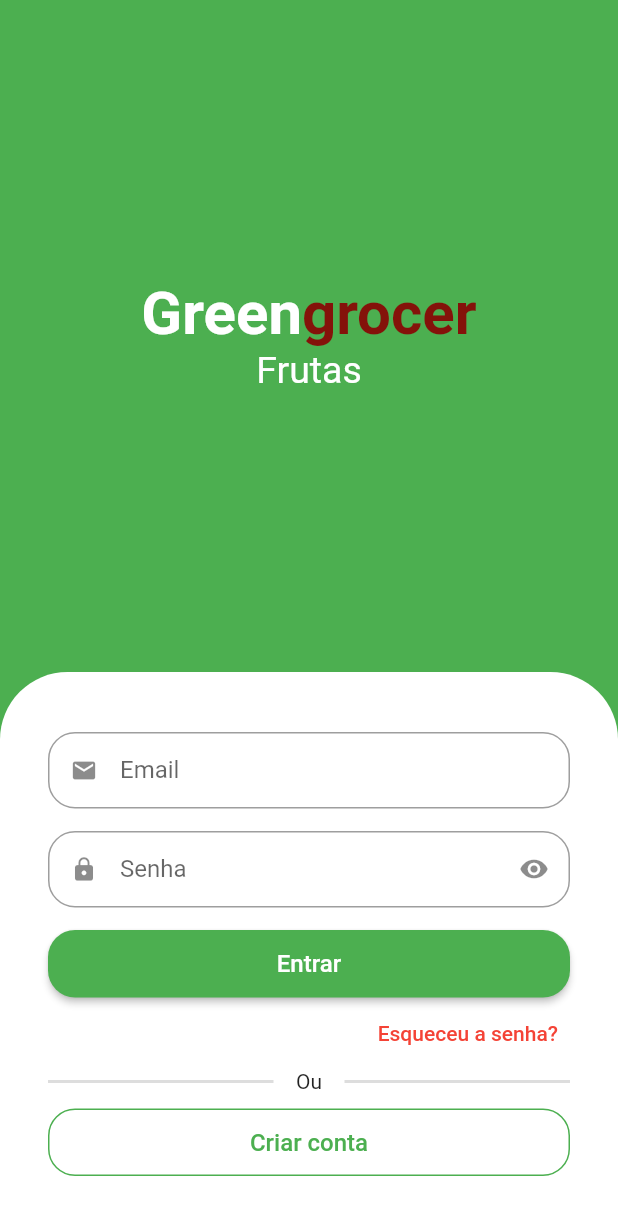
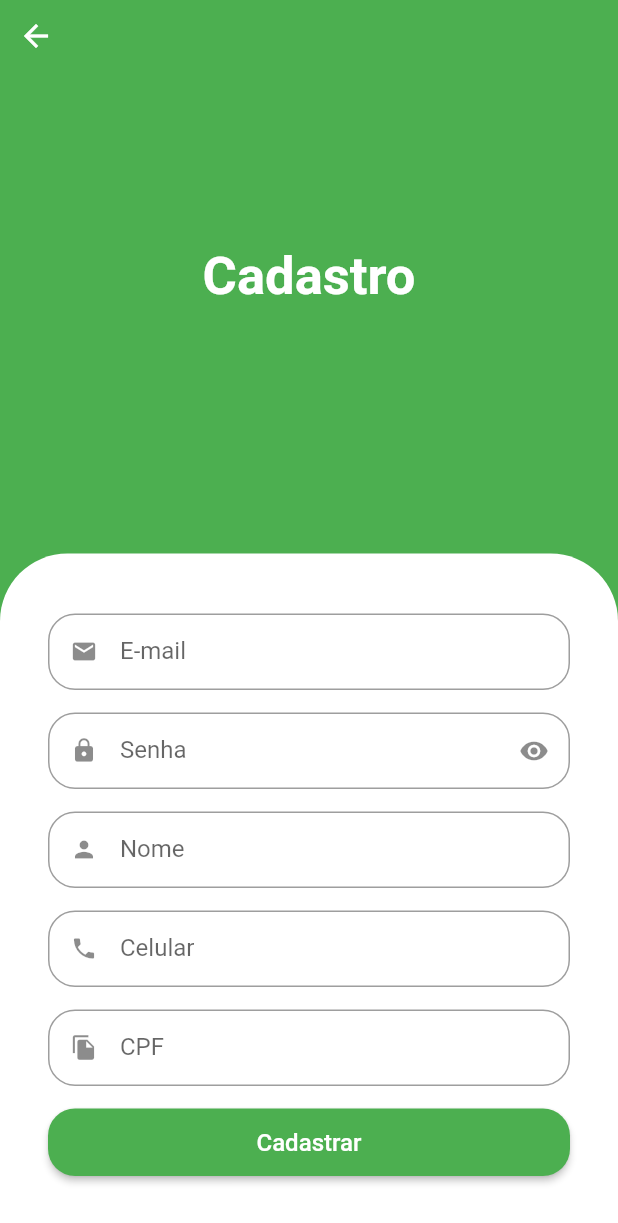
Before and after one commit to larinuness/flutter-quitanda, a Flutter app: the screen it shows after launch, after a tap on "Criar conta", on a phone screen of 412 x 824 dp. Shown: the top 1223 px of the screen. Run offline on Flutter 3.47's test engine with Material 2 defaults, Android fonts, the phone set to English and light mode, and no system bars; drawn by our look-alikes of animated_text_kit; our stand-ins replace mask_text_input_formatter.

Commit message:
sign up page and fix

```diff
--- a/flutter_quitanda/lib/src/auth/sign_in_page.dart
+++ b/flutter_quitanda/lib/src/auth/sign_in_page.dart
@@ -2,6 +2,7 @@ import 'package:animated_text_kit/animated_text_kit.dart';
 import 'package:flutter/material.dart';
 
 import '../components/custom_textfield.dart';
+import 'sign_up_page.dart';
 
 class SignInPage extends StatelessWidget {
   const SignInPage({Key? key}) : super(key: key);
@@ -18,7 +19,6 @@ class SignInPage extends StatelessWidget {
           height: size.height,
           width: size.width,
           child: Column(
-            //dois Expanded pra deixar a tela dividida
             children: [
               Expanded(
                   child: Column(
@@ -83,20 +83,23 @@ class SignInPage extends StatelessWidget {
                     top: Radius.circular(45),
                   ),
                 ),
-                // -----> Formulario <-----
+                // Formulario
                 child: Column(
                   //estica o maximo no eixo cruzado
                   crossAxisAlignment: CrossAxisAlignment.stretch,
                   children: [
+                    // Email
                     const CustomTextfield(
-                      labelName: 'Email',
+                      labelName: 'E-mail',
                       icon: Icons.email,
                     ),
+                    // Senha
                     const CustomTextfield(
                       labelName: 'Senha',
                       icon: Icons.lock,
                       isSecret: true,
                     ),
+                    // Entrar
                     SizedBox(
                       height: 45,
                       child: ElevatedButton(
@@ -114,6 +117,7 @@ class SignInPage extends StatelessWidget {
                         ),
                       ),
                     ),
+                    //Esqueceu senha
                     Align(
                       alignment: Alignment.centerRight,
                       child: TextButton(
@@ -124,6 +128,7 @@ class SignInPage extends StatelessWidget {
                             )),
                       ),
                     ),
+                    // Divisor
                     Padding(
                       padding: const EdgeInsets.only(bottom: 10),
                       child: Row(
@@ -147,6 +152,7 @@ class SignInPage extends StatelessWidget {
                         ],
                       ),
                     ),
+                    // Criar conta
                     SizedBox(
                       height: 45,
                       child: OutlinedButton(
@@ -159,7 +165,10 @@ class SignInPage extends StatelessWidget {
                             borderRadius: BorderRadius.circular(18),
                           ),
                         ),
-                        onPressed: () {},
+                        onPressed: () {
+                          Navigator.of(context).push(MaterialPageRoute(
+                              builder: (context) => SignUpPage()));
+                        },
                         child: const Text(
                           'Criar conta',
                           style: TextStyle(
--- /dev/null
+++ b/flutter_quitanda/lib/src/auth/sign_up_page.dart
@@ -0,0 +1,119 @@
+import 'package:flutter/material.dart';
+import 'package:mask_text_input_formatter/mask_text_input_formatter.dart';
+
+import '../components/custom_textfield.dart';
+
+class SignUpPage extends StatelessWidget {
+  SignUpPage({Key? key}) : super(key: key);
+
+  final cpfMask = MaskTextInputFormatter(
+      mask: '###.###.###-##', filter: {'#': RegExp(r'[0-9]')});
+
+  final phoneMask = MaskTextInputFormatter(
+      mask: '(##) # ####-####', filter: {'#': RegExp(r'[0-9]')});
+
+  @override
+  Widget build(BuildContext context) {
+    final size = MediaQuery.of(context).size;
+    return Scaffold(
+      backgroundColor: Colors.green,
+      body: SingleChildScrollView(
+        child: SizedBox(
+          height: size.height,
+          width: size.width,
+          child: Stack(
+            children: [
+              Column(
+                mainAxisAlignment: MainAxisAlignment.center,
+                children: [
+                  const Expanded(
+                    child: Center(
+                      child: Text(
+                        'Cadastro',
+                        style: TextStyle(
+                          color: Colors.white,
+                          fontSize: 35,
+                          fontWeight: FontWeight.bold,
+                        ),
+                      ),
+                    ),
+                  ),
+                  // Formulario
+                  Container(
+                    padding: const EdgeInsets.symmetric(
+                        horizontal: 32, vertical: 40),
+                    decoration: const BoxDecoration(
+                      color: Colors.white,
+                      borderRadius: BorderRadius.vertical(
+                        top: Radius.circular(45),
+                      ),
+                    ),
+                    child: Column(
+                      //estica o maximo no eixo cruzado
+                      crossAxisAlignment: CrossAxisAlignment.stretch,
+                      children: [
+                        // Email
+                        const CustomTextfield(
+                          icon: Icons.email,
+                          labelName: 'E-mail',
+                        ),
+                        // Senha
+                        const CustomTextfield(
+                          icon: Icons.lock,
+                          labelName: 'Senha',
+                          isSecret: true,
+                        ),
+                        // Nome
+                        const CustomTextfield(
+                          icon: Icons.person,
+                          labelName: 'Nome',
+                        ),
+                        // Celular
+                        CustomTextfield(
+                          icon: Icons.phone,
+                          labelName: 'Celular',
+                          formatter: [phoneMask],
+                        ),
+                        // CPF
+                        CustomTextfield(
+                          icon: Icons.file_copy,
+                          labelName: 'CPF',
+                          formatter: [cpfMask],
+                        ),
+                        SizedBox(
+                          height: 45,
+                          child: ElevatedButton(
+                            style: ElevatedButton.styleFrom(
+                              shape: RoundedRectangleBorder(
+                                borderRadius: BorderRadius.circular(18),
+                              ),
+                            ),
+                            onPressed: () {},
+                            child: const Text(
+                              'Cadastrar',
+                              style: TextStyle(
+                                fontSize: 16,
+                              ),
+                            ),
+                          ),
+                        ),
+                      ],
+                    ),
+                  )
+                ],
+              ),
+              SafeArea(
+                child: IconButton(
+                  onPressed: () {
+                    Navigator.pop(context);
+                  },
+                  icon: const Icon(Icons.arrow_back, color: Colors.white),
+                ),
+              )
+            ],
+          ),
+        ),
+      ),
+    );
+  }
+}
--- a/flutter_quitanda/lib/src/components/custom_textfield.dart
+++ b/flutter_quitanda/lib/src/components/custom_textfield.dart
@@ -1,17 +1,18 @@
-// ignore_for_file: must_be_immutable
-
 import 'package:flutter/material.dart';
+import 'package:flutter/services.dart';
 
 class CustomTextfield extends StatefulWidget {
   final IconData icon;
   final String labelName;
   final bool isSecret;
+  final List<TextInputFormatter>? formatter;
 
   const CustomTextfield({
     Key? key,
     required this.icon,
     required this.labelName,
     this.isSecret = false,
+    this.formatter,
   }) : super(key: key);
 
   @override
@@ -32,6 +33,7 @@ class _CustomTextfieldState extends State<CustomTextfield> {
     return Padding(
       padding: const EdgeInsets.only(bottom: 15),
       child: TextFormField(
+        inputFormatters: widget.formatter,
         //deixa o texto oculto
         obscureText: isObscure,
         decoration: InputDecoration(
--- a/flutter_quitanda/pubspec.yaml
+++ b/flutter_quitanda/pubspec.yaml
@@ -13,9 +13,9 @@ dependencies:
   cupertino_icons: ^1.0.2
   flutter:
     sdk: flutter
+  mask_text_input_formatter: ^2.3.0
 
 dev_dependencies:
-
   flutter_lints: ^2.0.0
   flutter_test:
     sdk: flutter
```
Also changed, not shown: flutter_quitanda/pubspec.lock.
